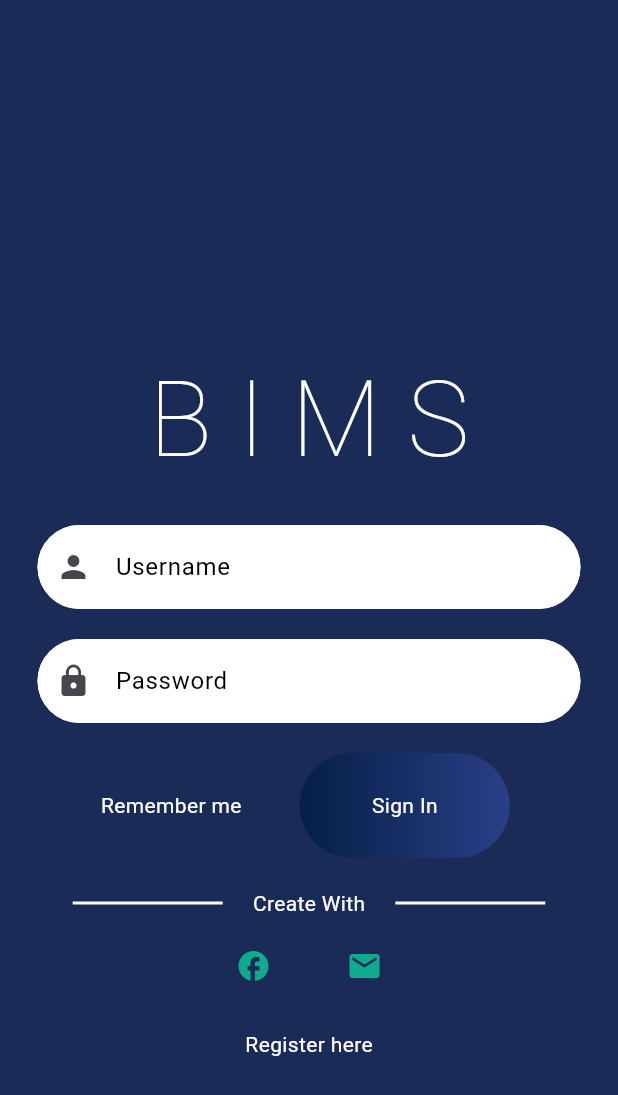
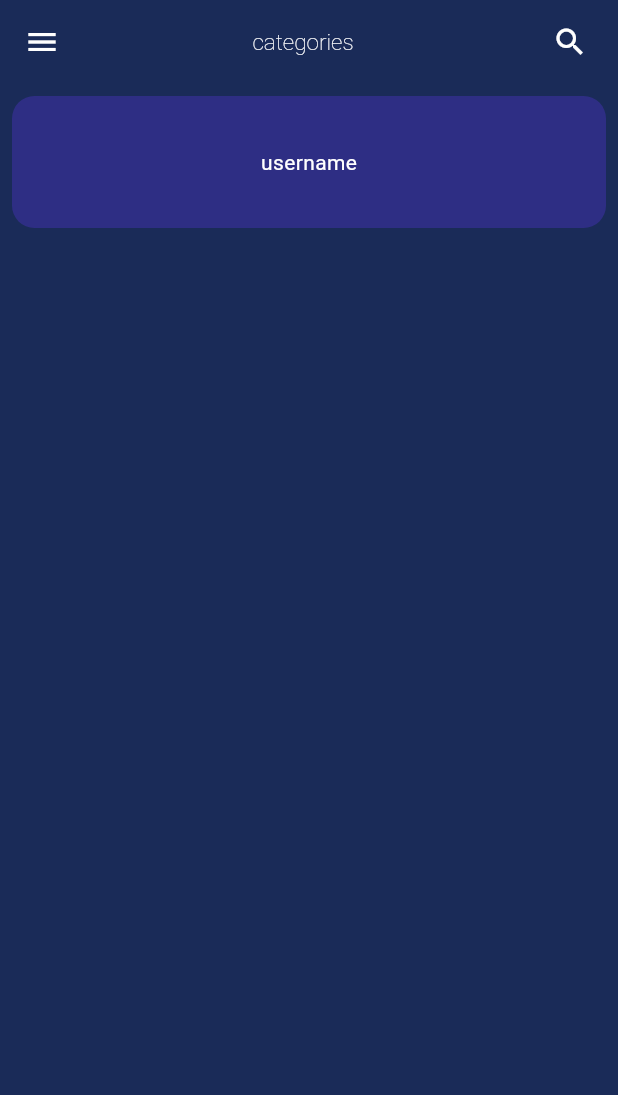
Before and after one commit to yahiko247/bimsInteg, a Flutter app: the screen it shows after launch, after a tap on "Sign In", on a phone screen of 412 x 824 dp. Shown: the top 1095 px of the screen. Run offline on Flutter 3.47's test engine with Material 3 defaults, Android fonts, the phone set to English and light mode, and no system bars.

Commit message:
updated march 26

```diff
--- /dev/null
+++ b/lib/components/gridbox.dart
@@ -0,0 +1,10 @@
+import 'package:flutter/material.dart';
+
+class MyGridBox extends StatelessWidget {
+  const MyGridBox({super.key});
+
+  @override
+  Widget build(BuildContext context) {
+    return Scaffold();
+  }
+}
--- a/lib/components/pages/loginpage.dart
+++ b/lib/components/pages/loginpage.dart
@@ -1,4 +1,5 @@
 import 'package:bims/components/myButton.dart';
+import 'package:bims/components/pages/nestedpages/homepage.dart';
 import 'package:bims/components/pages/registerpage.dart';
 import 'package:bims/components/textfield.dart';
 import 'package:flutter/material.dart';
@@ -59,7 +60,9 @@ class _LoginPageState extends State<LoginPage> {
                         ),
                         const SizedBox(width: 30),
                         MyButton(
-                          onTap: () {},
+                          onTap: () {
+                            Navigator.push(context, MaterialPageRoute(builder: (context)=> HomePage()));
+                          },
                         ),
                       ]),
                 ),
--- /dev/null
+++ b/lib/components/pages/nestedpages/homepage.dart
@@ -0,0 +1,55 @@
+import 'package:bims/components/drawer.dart';
+import 'package:flutter/material.dart';
+import 'package:flutter/widgets.dart';
+
+class HomePage extends StatefulWidget {
+  const HomePage({super.key});
+
+  @override
+  State<HomePage> createState() => _HomePageState();
+}
+
+class _HomePageState extends State<HomePage> {
+  @override
+  Widget build(BuildContext context) {
+    return Scaffold(
+      appBar: AppBar(
+        title: const Center(child: Text('categories', style: TextStyle(fontWeight: FontWeight.w100,fontSize: 15, color: Colors.white),)),
+        backgroundColor: const Color.fromRGBO(26, 43, 88, 1),
+        iconTheme: const IconThemeData(color: Colors.white),
+        actions: [
+          Padding(
+            padding: const  EdgeInsets.all(8.0),
+            child: IconButton(icon: const Icon(Icons.search),
+            onPressed: (){},),
+          )
+        ],
+      ),
+      drawer: const ComponentDrawer(),
+      backgroundColor: const Color.fromRGBO(26, 43, 88, 1),
+      body: ListView(
+        children: [
+          Padding(
+            padding: const EdgeInsets.all(8.0),
+              child: Container(
+               height: 88,
+                width: 350,
+                decoration: BoxDecoration(
+                color: Color.fromRGBO(55, 47, 152, 0.69),
+                borderRadius: BorderRadius.circular(15),
+                ),
+                child: const Center(
+                 child: Text(
+                  'username',
+                    style: TextStyle(
+                    color: Colors.white,
+                      ),
+                    ),
+                  ),
+                ),
+              ),
+          ],
+       ),
+    );
+  }
+}
```
